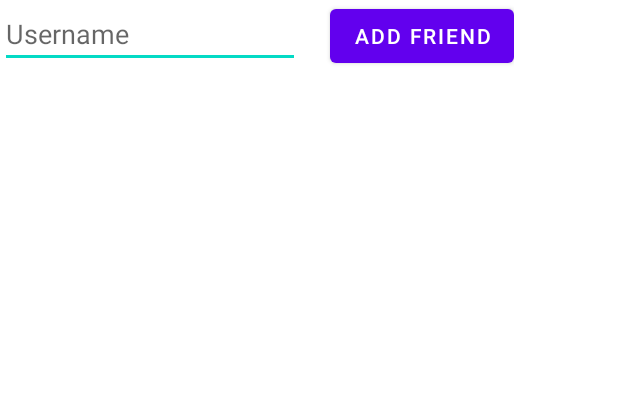
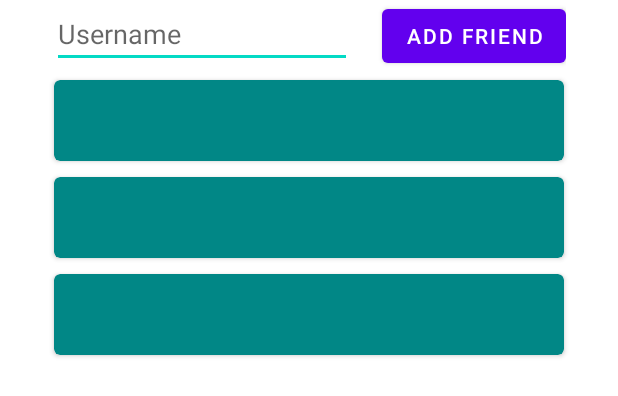
Before and after one commit to TheLogicMaster/friend-location-sharing, an Android app: the layout fragment_friend_list.xml on its own in the app's theme, with its tools: preview values and no code run, on a phone screen of 412 x 824 dp. Shown: the top 396 px of the screen. Run offline under Robolectric (Android 15) with nearby library versions, the light colour scheme and no system bars; network calls fail.

Commit message:
Final midterm tweaks

```diff
--- a/app/app/src/main/java/com/thelogicmaster/friend_location_sharing/AddGroupDialog.java
+++ b/app/app/src/main/java/com/thelogicmaster/friend_location_sharing/AddGroupDialog.java
@@ -1,5 +1,6 @@
 package com.thelogicmaster.friend_location_sharing;
 
+import android.graphics.Color;
 import android.os.Bundle;
 import android.util.Log;
 import android.view.LayoutInflater;
@@ -46,6 +47,7 @@ public class AddGroupDialog extends BottomSheetDialogFragment {
             Chip chip = new Chip(getContext());
             chip.setText(friend.name);
             chip.setCheckable(true);
+            chip.setBackgroundColor(Color.DKGRAY);
             chips.add(chip);
             chipGroup.addView(chip);
         }
--- a/app/app/src/main/java/com/thelogicmaster/friend_location_sharing/GroupFragment.java
+++ b/app/app/src/main/java/com/thelogicmaster/friend_location_sharing/GroupFragment.java
@@ -243,7 +243,7 @@ public class GroupFragment extends Fragment {
     }
 
     private void resetZoom() {
-        if (map == null || markers.size() == 0)
+        if (map == null || markers.size() == 0 || getContext() == null)
             return;
 
         LatLngBounds.Builder builder = new LatLngBounds.Builder();
--- a/app/app/src/main/res/layout/fragment_friend_item.xml
+++ b/app/app/src/main/res/layout/fragment_friend_item.xml
@@ -1,14 +1,20 @@
 <?xml version="1.0" encoding="utf-8"?>
-<LinearLayout xmlns:android="http://schemas.android.com/apk/res/android"
-    android:layout_width="wrap_content"
+<androidx.cardview.widget.CardView xmlns:android="http://schemas.android.com/apk/res/android"
+    xmlns:card_view="http://schemas.android.com/apk/res-auto"
+    android:id="@+id/card_view"
+    android:layout_gravity="center"
+    android:layout_width="match_parent"
+    android:layout_marginHorizontal="20dp"
+    android:layout_marginVertical="5dp"
     android:layout_height="wrap_content"
-    android:orientation="horizontal">
+    card_view:cardCornerRadius="4dp"
+    card_view:cardBackgroundColor="@color/teal_700">
 
     <TextView
         android:id="@+id/friend_name"
+        android:layout_gravity="center"
         android:layout_width="wrap_content"
         android:layout_height="wrap_content"
         android:layout_margin="@dimen/text_margin"
         android:textAppearance="?attr/textAppearanceListItem" />
-
-</LinearLayout>
+</androidx.cardview.widget.CardView>
--- a/app/app/src/main/res/layout/fragment_friend_list.xml
+++ b/app/app/src/main/res/layout/fragment_friend_list.xml
@@ -11,6 +11,7 @@
     <LinearLayout
         android:layout_width="wrap_content"
         android:layout_height="wrap_content"
+        android:layout_gravity="center"
         android:orientation="horizontal">
 
         <EditText
--- a/app/app/src/main/res/layout/fragment_group_list.xml
+++ b/app/app/src/main/res/layout/fragment_group_list.xml
@@ -18,6 +18,7 @@
 
         <Button
             android:id="@+id/add_group"
+            android:layout_marginLeft="20dp"
             android:layout_width="wrap_content"
             android:layout_height="wrap_content"
             android:text="Add Group"/>
--- a/app/app/src/main/res/layout/fragment_home.xml
+++ b/app/app/src/main/res/layout/fragment_home.xml
@@ -8,10 +8,12 @@
     <LinearLayout
         android:layout_width="match_parent"
         android:layout_height="match_parent"
+        android:layout_margin="5dp"
         android:orientation="vertical">
 
         <TextView
             android:id="@+id/hello"
+            android:textSize="25sp"
             android:layout_width="match_parent"
             android:layout_height="wrap_content"
             android:gravity="center" />
```
Also changed, not shown: app/app/src/main/res/layout/fragment_group_item.xml (+11 -4 lines).
